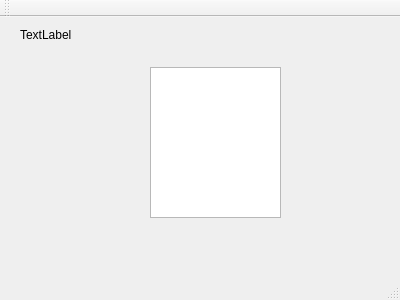
Old version of the form mainwindow.ui in the repository helarion/Application-JDR.
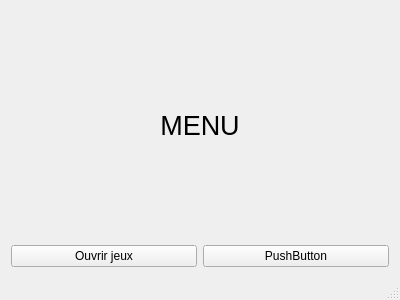
New version of the form.

Patch:
```diff
--- a/mainwindow.ui
+++ b/mainwindow.ui
@@ -14,47 +14,45 @@
    <string>MainWindow</string>
   </property>
   <widget class="QWidget" name="centralWidget">
-   <widget class="QListView" name="listJeu">
-    <property name="geometry">
-     <rect>
-      <x>150</x>
-      <y>50</y>
-      <width>131</width>
-      <height>151</height>
-     </rect>
-    </property>
-   </widget>
-   <widget class="QLabel" name="label_test">
-    <property name="geometry">
-     <rect>
-      <x>20</x>
-      <y>10</y>
-      <width>55</width>
-      <height>16</height>
-     </rect>
-    </property>
-    <property name="text">
-     <string>TextLabel</string>
-    </property>
-   </widget>
-  </widget>
-  <widget class="QMenuBar" name="menuBar">
-   <property name="geometry">
-    <rect>
-     <x>0</x>
-     <y>0</y>
-     <width>400</width>
-     <height>25</height>
-    </rect>
-   </property>
-  </widget>
-  <widget class="QToolBar" name="mainToolBar">
-   <attribute name="toolBarArea">
-    <enum>TopToolBarArea</enum>
-   </attribute>
-   <attribute name="toolBarBreak">
-    <bool>false</bool>
-   </attribute>
+   <layout class="QGridLayout" name="gridLayout">
+    <item row="2" column="1">
+     <layout class="QHBoxLayout" name="horizontalLayout">
+      <item>
+       <widget class="QPushButton" name="pushButton">
+        <property name="text">
+         <string>Ouvrir jeux</string>
+        </property>
+       </widget>
+      </item>
+      <item>
+       <widget class="QPushButton" name="pushButton_2">
+        <property name="text">
+         <string>PushButton</string>
+        </property>
+       </widget>
+      </item>
+     </layout>
+    </item>
+    <item row="0" column="1">
+     <layout class="QVBoxLayout" name="verticalLayout_2">
+      <item>
+       <widget class="QLabel" name="label_test">
+        <property name="font">
+         <font>
+          <pointsize>20</pointsize>
+         </font>
+        </property>
+        <property name="text">
+         <string>MENU</string>
+        </property>
+        <property name="alignment">
+         <set>Qt::AlignCenter</set>
+        </property>
+       </widget>
+      </item>
+     </layout>
+    </item>
+   </layout>
   </widget>
   <widget class="QStatusBar" name="statusBar"/>
  </widget>
```
